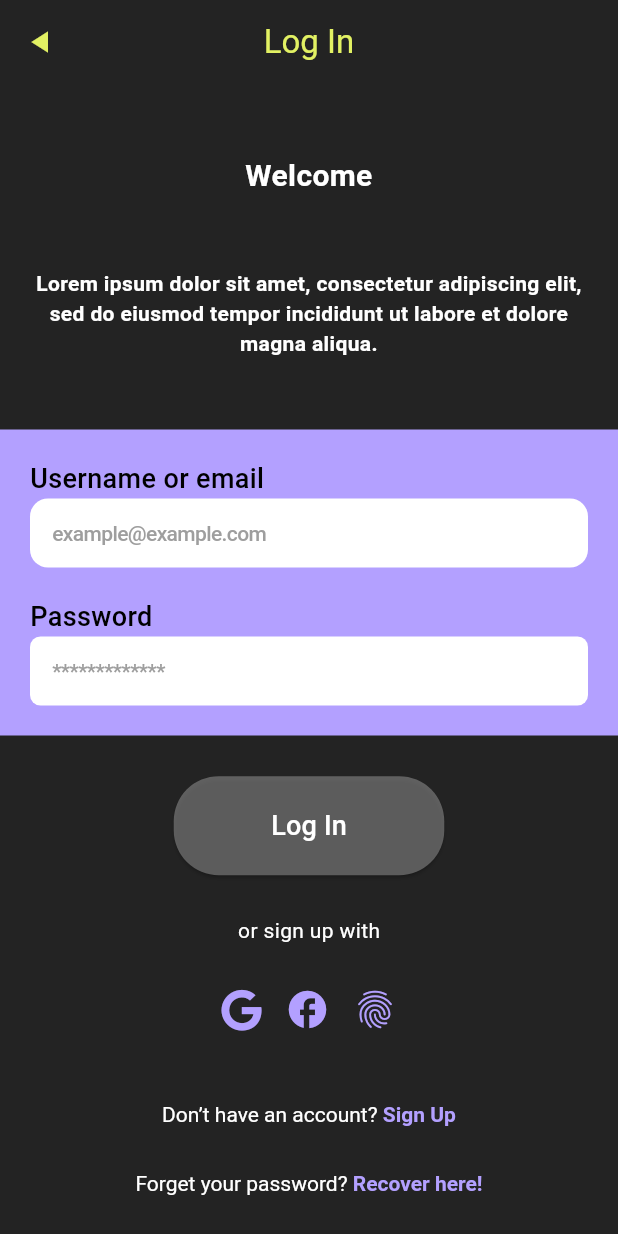
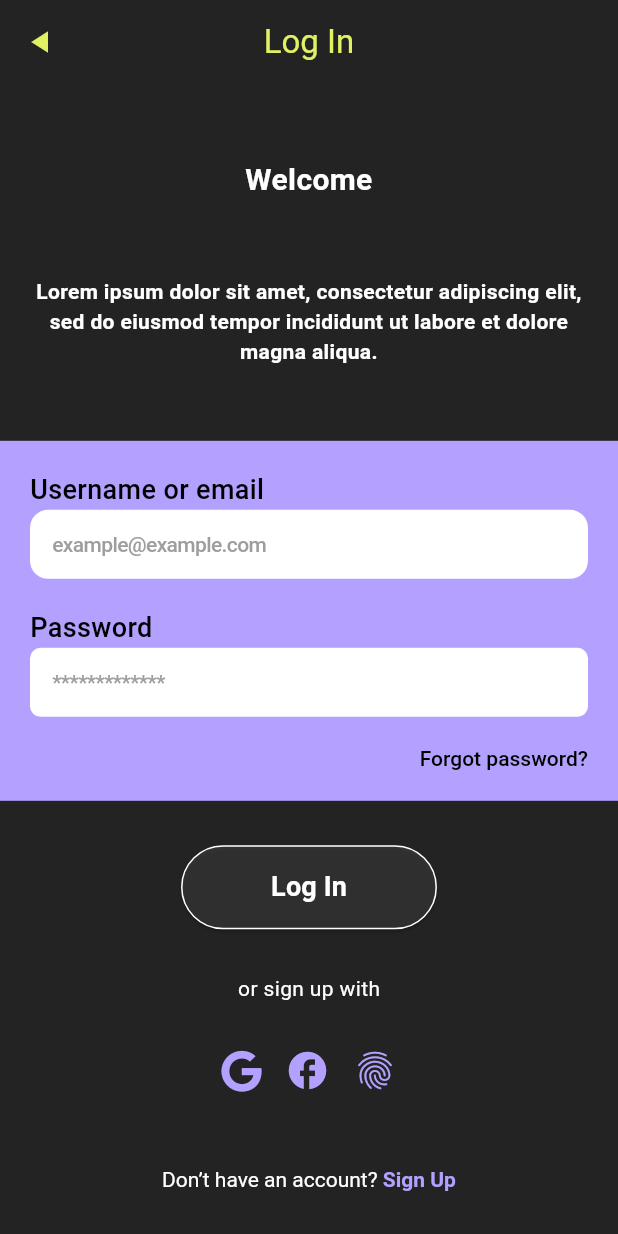
Before and after one commit to LianMiranda/app-academia, a Flutter app: the screen it shows after launch, after a tap on "Next", after a tap on "Skip", on a phone screen of 412 x 824 dp. Run offline on Flutter 3.47's test engine with Material 3 defaults, Android fonts, the phone set to English and light mode, and no system bars; our stand-ins replace font_awesome_flutter, shared_preferences.

Commit message:
REFACTOR: Ajustando botoes

```diff
--- a/lib/telas/login.dart
+++ b/lib/telas/login.dart
@@ -99,20 +99,43 @@ class LoginPage extends StatelessWidget {
                       ),
                     ),
                   ),
-                ],
+                  SizedBox(height: 20),
+                 Align(
+                    alignment: Alignment.bottomRight,
+                    child:  RichText(
+                      text: TextSpan(
+                        text: "Forgot password?",
+                        style: TextStyle(color: Colors.black, fontWeight: FontWeight.w500, fontSize: 14,
+                        ),
+                        recognizer: TapGestureRecognizer()
+                          ..onTap = () {
+                            Navigator.push(
+                              context,
+                              MaterialPageRoute(
+                                builder: (context) => ForgetPassPage(),
+                              ),
+                            );
+                          },
+                      ),
+                      textAlign: TextAlign.end,
+                    ),
+                  )
+
+                ]
               ),
             ),
             ElevatedButton(
               onPressed: () {},
               style: ElevatedButton.styleFrom(
-                padding: EdgeInsets.symmetric(horizontal: 65, vertical: 20),
-                shape: RoundedRectangleBorder(
-                  borderRadius: BorderRadius.circular(30),
-                ),
-                backgroundColor: Colors.grey.withOpacity(0.5),
+                  padding: EdgeInsets.symmetric(horizontal: 60, vertical: 15),
+                  shape: RoundedRectangleBorder(
+                    borderRadius: BorderRadius.circular(30),
+                    side: BorderSide(color: Colors.white, width: 1)
+                  ),
+              backgroundColor: Color.fromRGBO(255, 255, 255, 0.09),
               ),
               child: Text("Log In",
-                  style: TextStyle(fontSize: 18, color: Colors.white)),
+                  style: TextStyle(fontSize: 18, color: Colors.white, fontWeight: FontWeight.w700)),
             ),
             Text("or sign up with",
                 style: TextStyle(fontSize: 14, color: Colors.white)),
@@ -167,35 +190,6 @@ class LoginPage extends StatelessWidget {
                 ),
               ),
             ),
-            Padding(
-              padding: const EdgeInsets.only(top: 3),
-              child: RichText(
-                text: TextSpan(
-                  text: "Forget your password? ",
-                  style: TextStyle(color: Colors.white, fontSize: 14),
-                  children: <TextSpan>[
-                    TextSpan(
-                      text: "Recover here!",
-                      style: TextStyle(
-                        color: Color.fromRGBO(179, 160, 255, 1),
-                        fontWeight: FontWeight.bold,
-                        fontSize: 14,
-                      ),
-                      recognizer: TapGestureRecognizer()
-                        ..onTap = () {
-                          Navigator.push(
-                            context,
-                            MaterialPageRoute(
-                              builder: (context) =>
-                                  ForgetPassPage(),
-                            ),
-                          );
-                        },
-                    ),
-                  ],
-                ),
-              ),
-            ),
           ],
         ),
       ),
```
Also changed, not shown: lib/telas/forgetPass.dart (+4 -3 lines), lib/telas/setPassword.dart (+4 -3 lines), lib/telas/singup.dart (+6 -5 lines).
